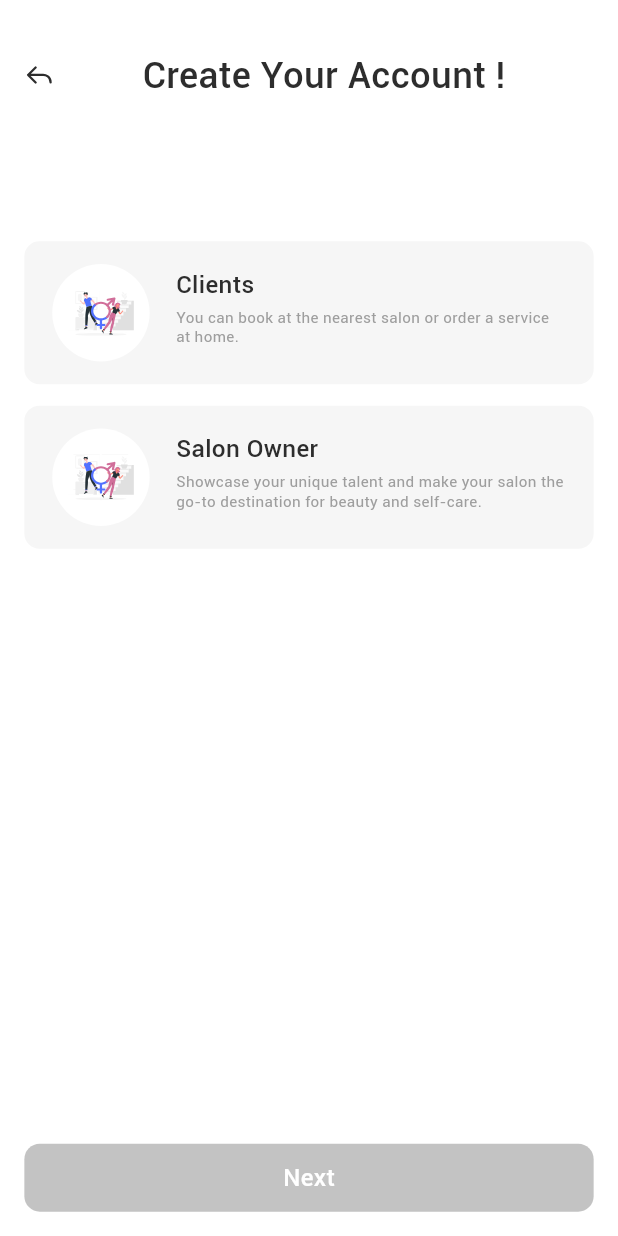
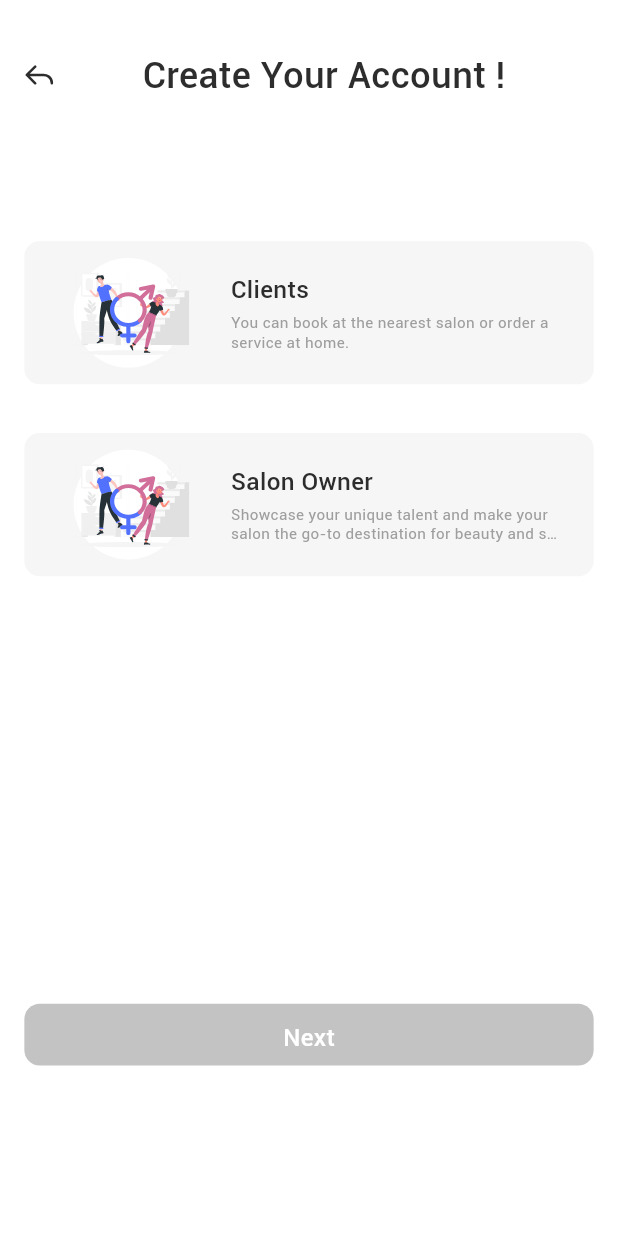
Before and after one commit to MuhammedElrashidy/beauty, a Flutter app: the RoleSelectionPage screen opened by its route, on a phone screen of 412 x 824 dp. Run offline on Flutter 3.47's test engine with Material 3 defaults, Android fonts, the phone set to English and light mode, and no system bars; our stand-ins replace equatable, flutter_bloc, flutter_screenutil, flutter_svg, shared_preferences; accounts and stored records are empty.

Commit message:
fix: fix ui bugs in  RoleSelectionPage

```diff
--- a/app/lib/core/widgets/custom_app_bar.dart
+++ b/app/lib/core/widgets/custom_app_bar.dart
@@ -49,7 +49,7 @@ class CustomAppBar extends StatelessWidget {
                       padding: EdgeInsets.only(bottom: 8, top: 8),
                       child: SvgIcon(
                         svgImage: AppAssets.arrowBack,
-                        height: 12,
+                        height: 14,
                         width: 20,
                         color: CustomColor.blackText.color,
                       ),
--- a/app/lib/features/onboarding_flow/role_selection/presentation/ui/pages/role_selection_page.dart
+++ b/app/lib/features/onboarding_flow/role_selection/presentation/ui/pages/role_selection_page.dart
@@ -66,7 +66,7 @@ class _RoleSelectionPageState extends State<RoleSelectionPage> {
               76.verticalSpace,
               ...roles.map(
                 (role) => Padding(
-                  padding: EdgeInsets.only(bottom: 14.h),
+                  padding: EdgeInsets.only(bottom: 32.h),
                   child: RoleCard(
                     role: role,
                     isSelected: selected?.role == role.role,
@@ -87,7 +87,7 @@ class _RoleSelectionPageState extends State<RoleSelectionPage> {
                         },
                 borderRadius: 10.r,
                 width: double.infinity,
-                height: 44.h,
+                height: 40.h,
                 buttonColor:
                     selected == null
                         ? AppTheme.greyColor
@@ -95,6 +95,7 @@ class _RoleSelectionPageState extends State<RoleSelectionPage> {
                 textStyle: AppTextStyles.font16WhiteW500TextStyle,
                 title: locale.next,
               ),
+              96.verticalSpace,
             ],
           ),
         ),
--- a/app/lib/features/onboarding_flow/role_selection/presentation/ui/widgets/role_card.dart
+++ b/app/lib/features/onboarding_flow/role_selection/presentation/ui/widgets/role_card.dart
@@ -27,9 +27,8 @@ class RoleCard extends StatelessWidget {
   @override
   Widget build(BuildContext context) {
     final Color backgroundColor =
-        isSelected ? AppTheme.mainPinkColor : AppTheme.lightGrey;
-    final Color border =
-        isSelected ? AppTheme.mainPinkColor : AppTheme.lightGrey;
+        isSelected ? AppTheme.lightPink : AppTheme.lightGrey;
+    final Color border = isSelected ? AppTheme.lightPink : AppTheme.lightGrey;
 
     return GestureDetector(
       onTap: onTap,
@@ -45,18 +44,18 @@ class RoleCard extends StatelessWidget {
         child: Row(
           children: [
             CircleAvatar(
-              radius: 32.sp,
+              radius: 50.sp,
               backgroundColor: AppTheme.whiteColor,
               child: SvgIcon(
                 svgImage: role.svgAsset,
-                height: 40.h,
-                width: 40.w,
+                height: 74.h,
+                width: 74.w,
               ),
             ),
             16.horizontalSpace,
             Expanded(
               child: Padding(
-                padding: EdgeInsets.only(top: 6.h),
+                padding: EdgeInsets.only(top: 9.5.h),
                 child: Column(
                   crossAxisAlignment: CrossAxisAlignment.start,
                   children: [
@@ -67,12 +66,15 @@ class RoleCard extends StatelessWidget {
                       style: AppTextStyles.font16DarkW500TextStyle,
                     ),
                     4.verticalSpace,
-                    Text(
-                      role.subTitle,
-                      maxLines: 2,
-                      overflow: TextOverflow.ellipsis,
-                      style: AppTextStyles.font10GreyW400TextStyle.copyWith(
-                        height: 1.3,
+                    Padding(
+                      padding: EdgeInsets.only(right: 5.0.w),
+                      child: Text(
+                        role.subTitle,
+                        maxLines: 2,
+                        overflow: TextOverflow.ellipsis,
+                        style: AppTextStyles.font10GreyW400TextStyle.copyWith(
+                          height: 1.3,
+                        ),
                       ),
                     ),
                   ],
```
Also changed, not shown: app/lib/features/onboarding_flow/gender_selection/presentation/ui/widgets/gender_selector_widget.dart (renamed from app/lib/features/onboarding_flow/gender_selection/presentation/ui/pages/widgets/gender_selector_widget.dart).
